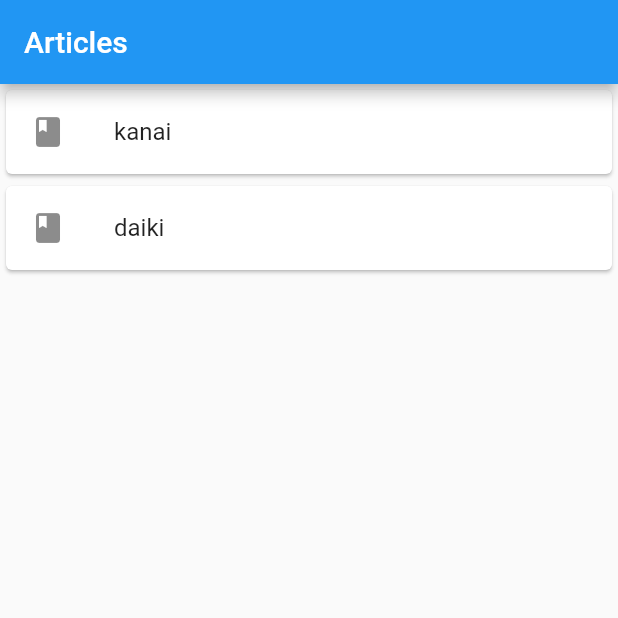
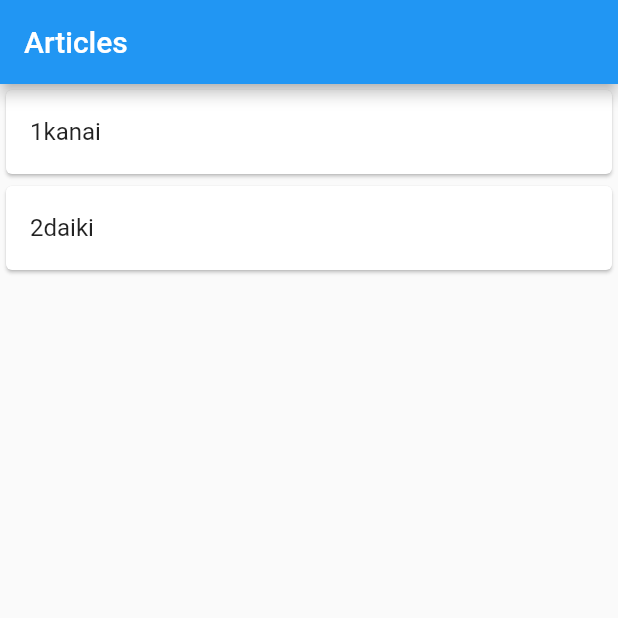
Before and after one commit to dkanai/flutter_sample, a Flutter app: the screen it shows after launch, on a phone screen of 412 x 824 dp, the top half of it. Run offline on Flutter 3.47's test engine with Material 2 defaults, Android fonts, the phone set to English and light mode, and no system bars.

Commit message:
clena up

```diff
--- a/lib/article/screen/articles_screen.dart
+++ b/lib/article/screen/articles_screen.dart
@@ -15,23 +15,19 @@ class _ArticlesScreenState extends State<ArticlesScreen> {
   Widget build(BuildContext context) {
     return FutureBuilder<List<Article>>(
       future: DI.articleRepository().all(),
-      builder: (context, snapshot) {
-        if (snapshot.hasData == false) {
-          return CircularProgressIndicator();
-        }
-        return Column(children: buildFavoriteGroup(snapshot));
+      builder: (context, articles) {
+        if (articles.hasData == false) return CircularProgressIndicator();
+        return listView(articles);
       },
     );
   }
 
-  List<Widget> buildFavoriteGroup(AsyncSnapshot<List<Article>> snapshot) {
-    return [
-      ListView.builder(
-          shrinkWrap: true,
-          itemCount: snapshot.data.length,
-          itemBuilder: (context, index) {
-            return ArticleWidget(snapshot.data[index]);
-          })
-    ];
+  Widget listView(AsyncSnapshot<List<Article>> articles) {
+    return ListView.builder(
+        shrinkWrap: true,
+        itemCount: articles.data.length,
+        itemBuilder: (context, index) {
+          return ArticleWidget(articles.data[index]);
+        });
   }
 }
--- a/lib/article/widget/article_widget.dart
+++ b/lib/article/widget/article_widget.dart
@@ -13,16 +13,12 @@ class ArticleWidget extends StatelessWidget {
       child: Column(
         children: <Widget>[
           ListTile(
-              key: Key('article-${article.id}'),
-              onTap: () {
-//                Navigator.of(context).push(Navigation(SchoolFavoriteScreen.screenTitle + ' (' + item.name + ')').next(SchoolFavoriteScreen(item.id)));
-              },
-              leading: const Icon(Icons.book),
               title: Row(
-                children: <Widget>[
-                  Text(article.name),
-                ],
-              )),
+            children: <Widget>[
+              Text(article.id.toString()),
+              Text(article.name),
+            ],
+          )),
         ],
       ),
     ));
--- a/test_driver/web_driver.dart
+++ b/test_driver/web_driver.dart
@@ -32,11 +32,11 @@ class WebDriver {
   }
 
   Future tapByType(String targetType) async {
-    await driver.tap(find.byType(targetType), timeout: const Duration(seconds: 50));
+    await driver.tap(find.byType(targetType), timeout: const Duration(seconds: 5));
   }
 
   Future tapByKey(String key) async {
-    await driver.tap(find.byValueKey(key), timeout: const Duration(seconds: 50));
+    await driver.tap(find.byValueKey(key), timeout: const Duration(seconds: 5));
   }
 
   Future enterText(String id, String value) async {
```
Also changed, not shown: lib/article/repository/article_repository.dart (+2 -17 lines), 1 other file.
